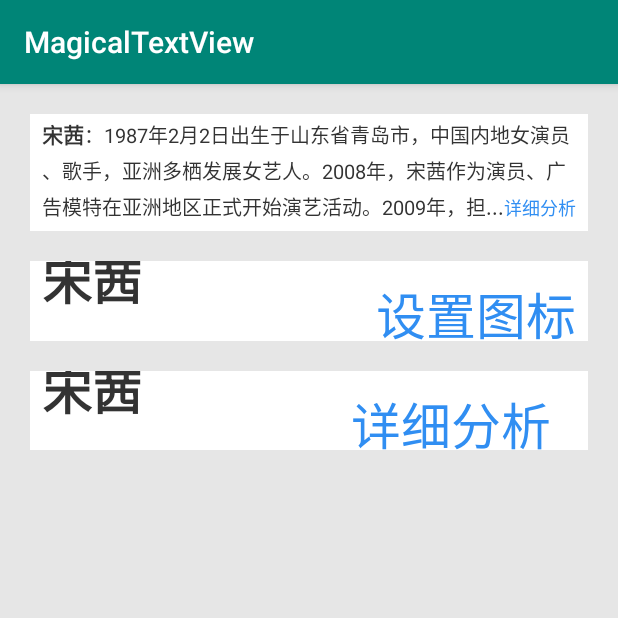
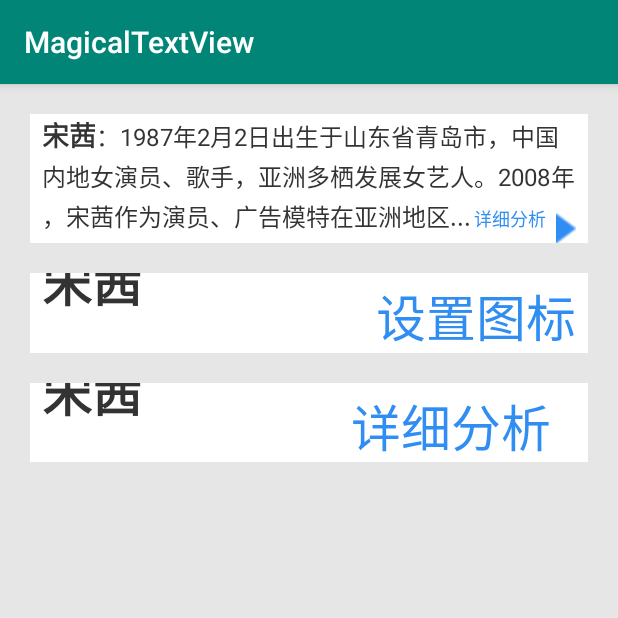
Before and after one commit to yangsanning/MagicalTextView, an Android app: the screen it shows after launch (MainActivity), on a phone screen of 412 x 824 dp, the top half of it. Run offline under Robolectric (Android 15) with nearby library versions, the phone set to English and light mode, and no system bars.

Commit message:
[ *] 修复详情图片绘制错误的bug

```diff
--- a/app/src/main/res/layout/activity_main.xml
+++ b/app/src/main/res/layout/activity_main.xml
@@ -24,8 +24,9 @@
         app:mtv_details_text_color="@color/mtv_details_text_color"
         app:mtv_max_line="3"
         app:mtv_row_width="10dp"
-        app:mtv_bold_text_size="14sp"
-        app:mtv_default_text_size="13sp"
+        app:mtv_bold_text_size="18sp"
+        app:mtv_default_text_size="16sp"
+        app:mtv_details_image="@drawable/ic_arrow_blue"
         app:mtv_details_text_size="12sp" />
 
     <ysn.com.magicaltextview.MagicalTextView
--- a/magicaltextview/src/main/java/ysn/com/magicaltextview/MagicalTextView.java
+++ b/magicaltextview/src/main/java/ysn/com/magicaltextview/MagicalTextView.java
@@ -309,7 +309,8 @@ public class MagicalTextView extends View {
     }
 
     private int getTopTextMarginTop() {
-        return textRectArray[0].height() / 2 + paddingTop + getFontSpace(boldEndIndex == 0 ? defaultTextPaint : boldTextPaint);
+//        return textRectArray[0].height() / 2 + paddingTop + getFontSpace(boldEndIndex == 0 ? defaultTextPaint : boldTextPaint);
+        return textRectArray[0].height() / 2 + paddingTop + getFontSpace(defaultTextPaint);
     }
 
     private int getFontSpace(TextPaint textPaint) {
@@ -341,7 +342,7 @@ public class MagicalTextView extends View {
     private void drawDetailsBitmap(Canvas canvas, int marginTop) {
         if (detailsImage != null) {
             float bitmapLeft = viewWidth - paddingRight - detailsImageWidth;
-            float bitmapTop = marginTop - textRectArray[maxLine - 1].height() + detailsImageHeight / 2f;
+            float bitmapTop = marginTop - textRectArray[maxLine - 1].height()/2f;
             canvas.drawBitmap(detailsImage, bitmapLeft, bitmapTop, defaultTextPaint);
         }
     }
```
